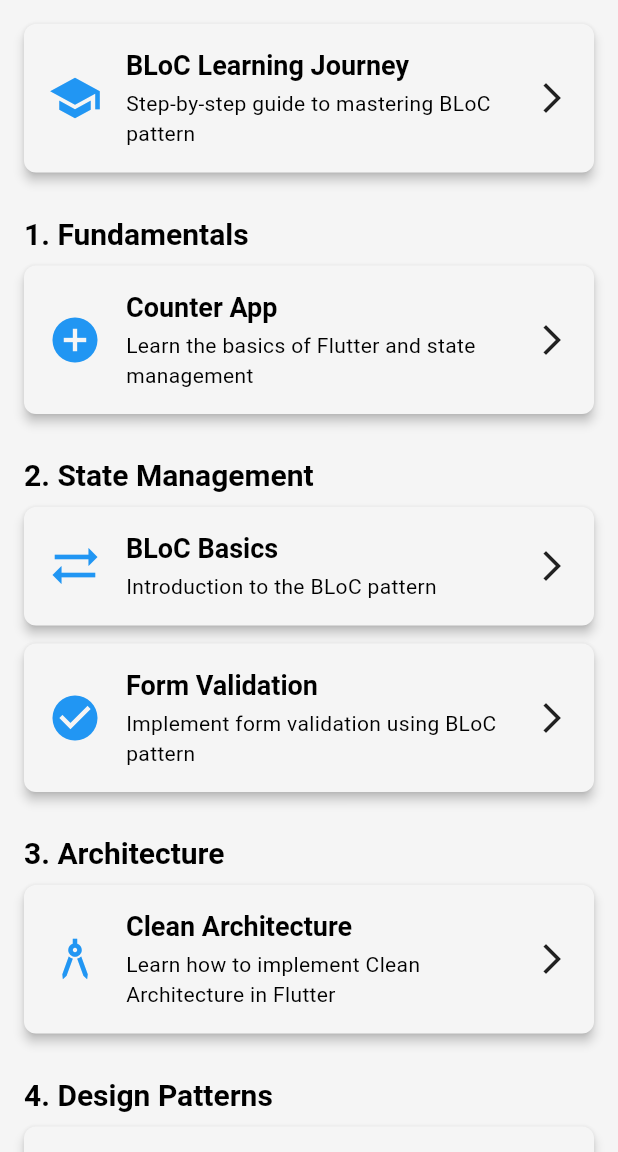
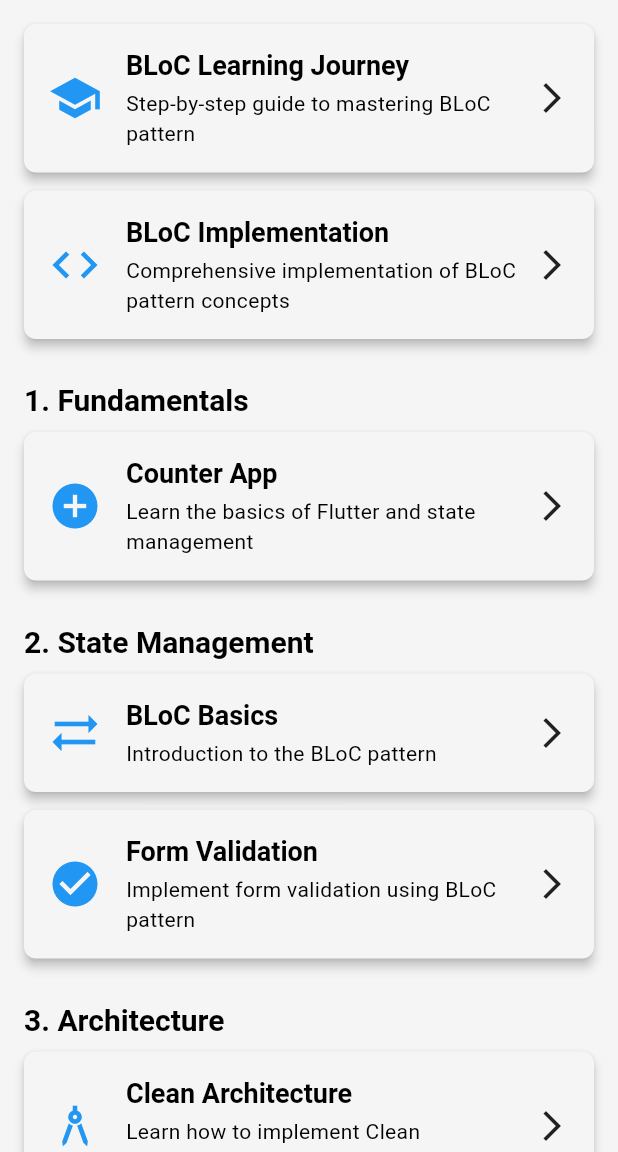
Before and after one commit to Kandil7/learning_bloc, a Flutter app: the screen it shows after launch, on a phone screen of 412 x 824 dp, the part 84-1236 px from its top. Run offline on Flutter 3.47's test engine with Material 3 defaults, Android fonts, the phone set to English and light mode, and no system bars; our stand-ins replace bloc, bloc_concurrency, connectivity_plus, dartz, dio, equatable and 5 more.

Commit message:
[Fix] Fix BLoC implementation issues and integrate dashboard

```diff
--- a/lib/bloc_implementation/bloc_communication/blocs/color/color_cubit.dart
+++ b/lib/bloc_implementation/bloc_communication/blocs/color/color_cubit.dart
@@ -19,7 +19,9 @@ class ColorCubit extends Cubit<ColorState> {
     : _counterCubit = counterCubit,
       super(const ColorState(color: Colors.blue)) {
     // Listen to the CounterCubit
-    _counterSubscription = _counterCubit.stream.listen(_onCounterChanged);
+    _counterSubscription = _counterCubit.stream.listen((count) {
+      _onCounterChanged(count);
+    });
   }
 
   /// Handle counter changes
--- a/lib/features/dashboard/presentation/pages/dashboard_page.dart
+++ b/lib/features/dashboard/presentation/pages/dashboard_page.dart
@@ -1,5 +1,6 @@
 import 'package:flutter/material.dart';
 import 'package:flutter_mastery/bloc_journey/bloc_journey_dashboard.dart';
+import 'package:flutter_mastery/bloc_implementation/bloc_implementation_dashboard.dart';
 import 'package:flutter_mastery/features/1_fundamentals/counter_app/presentation/pages/counter_page.dart';
 import 'package:flutter_mastery/features/2_state_management/bloc_basics/presentation/pages/bloc_basics_page.dart';
 import 'package:flutter_mastery/features/2_state_management/form_validation/presentation/pages/form_validation_page.dart';
@@ -37,6 +38,20 @@ class DashboardPage extends StatelessWidget {
                     context,
                     MaterialPageRoute(
                       builder: (context) => const BlocJourneyDashboard(),
+                    ),
+                  ),
+            ),
+            _buildFeatureCard(
+              context,
+              title: 'BLoC Implementation',
+              description:
+                  'Comprehensive implementation of BLoC pattern concepts',
+              icon: Icons.code,
+              onTap:
+                  () => Navigator.push(
+                    context,
+                    MaterialPageRoute(
+                      builder: (context) => const BlocImplementationDashboard(),
                     ),
                   ),
             ),
```
